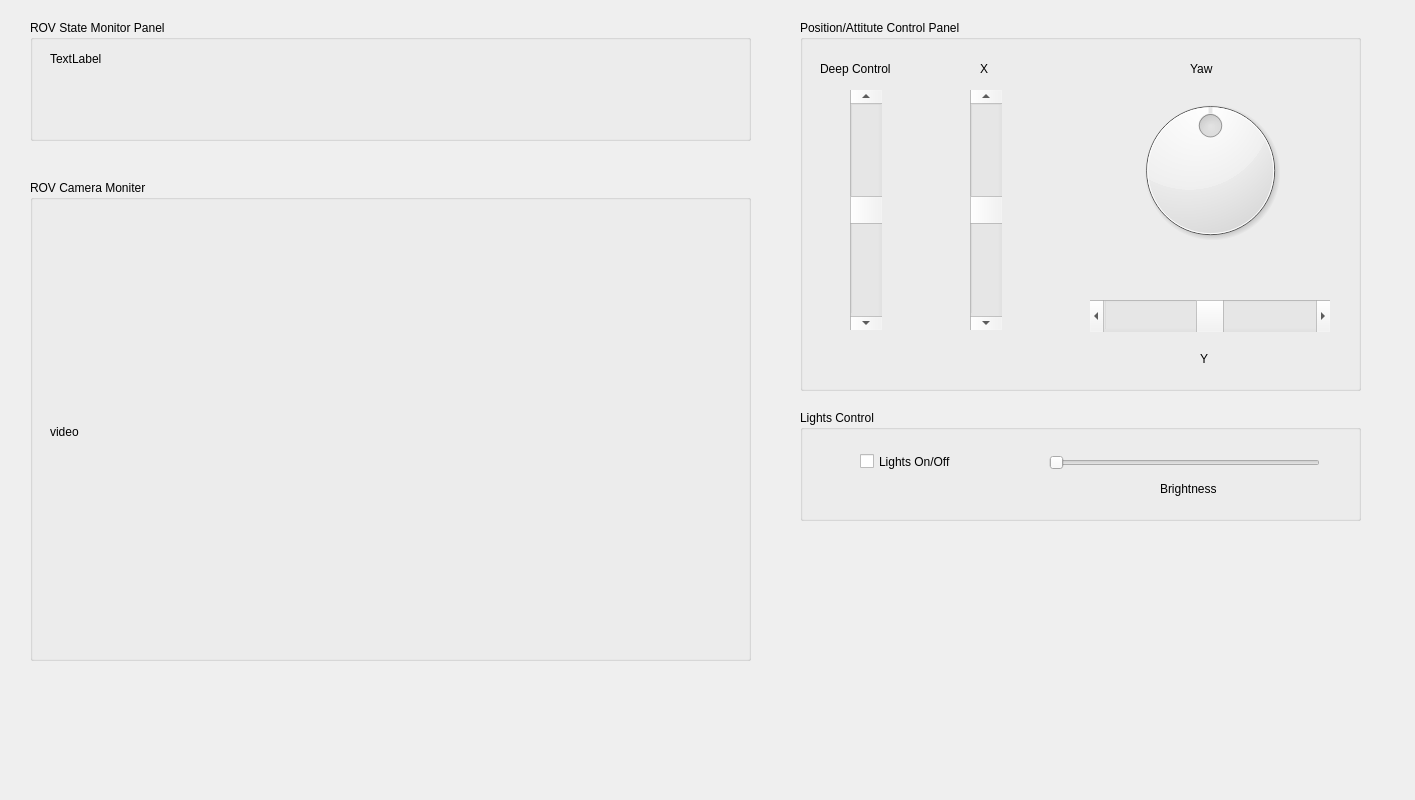
HaskiDuan/ROVGS, file rov_groundstation.ui: the form before one commit.
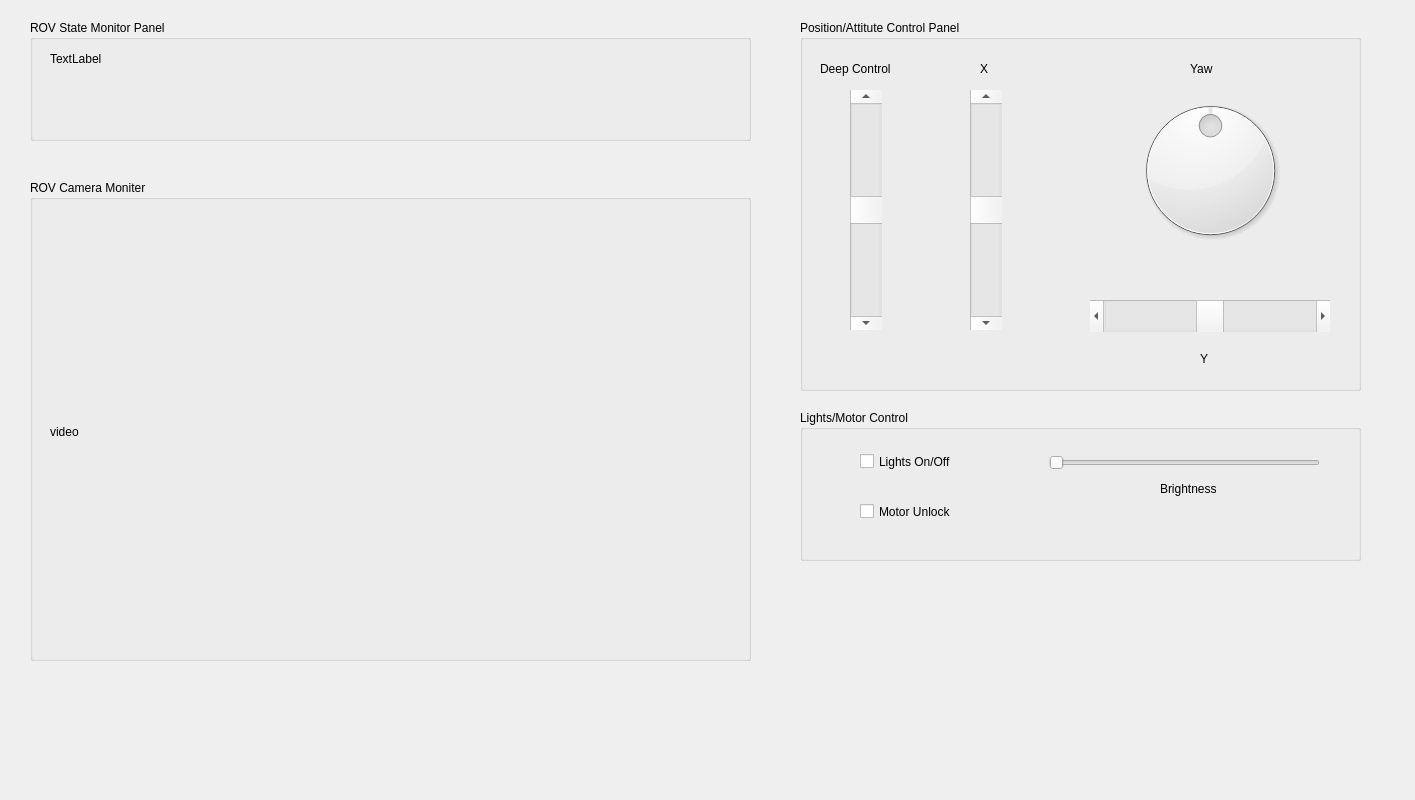
The form after the commit.

```diff
--- a/rov_groundstation.ui
+++ b/rov_groundstation.ui
@@ -160,11 +160,11 @@
      <x>800</x>
      <y>410</y>
      <width>561</width>
-     <height>111</height>
+     <height>151</height>
     </rect>
    </property>
    <property name="title">
-    <string>Lights Control</string>
+    <string>Lights/Motor Control</string>
    </property>
    <widget class="QCheckBox" name="lightsStateCheckBox">
     <property name="geometry">
@@ -208,6 +208,19 @@
      <string>Brightness</string>
     </property>
    </widget>
+   <widget class="QCheckBox" name="checkBox">
+    <property name="geometry">
+     <rect>
+      <x>60</x>
+      <y>90</y>
+      <width>121</width>
+      <height>23</height>
+     </rect>
+    </property>
+    <property name="text">
+     <string>Motor Unlock</string>
+    </property>
+   </widget>
   </widget>
   <widget class="QGroupBox" name="groupBox_3">
    <property name="geometry">
```
